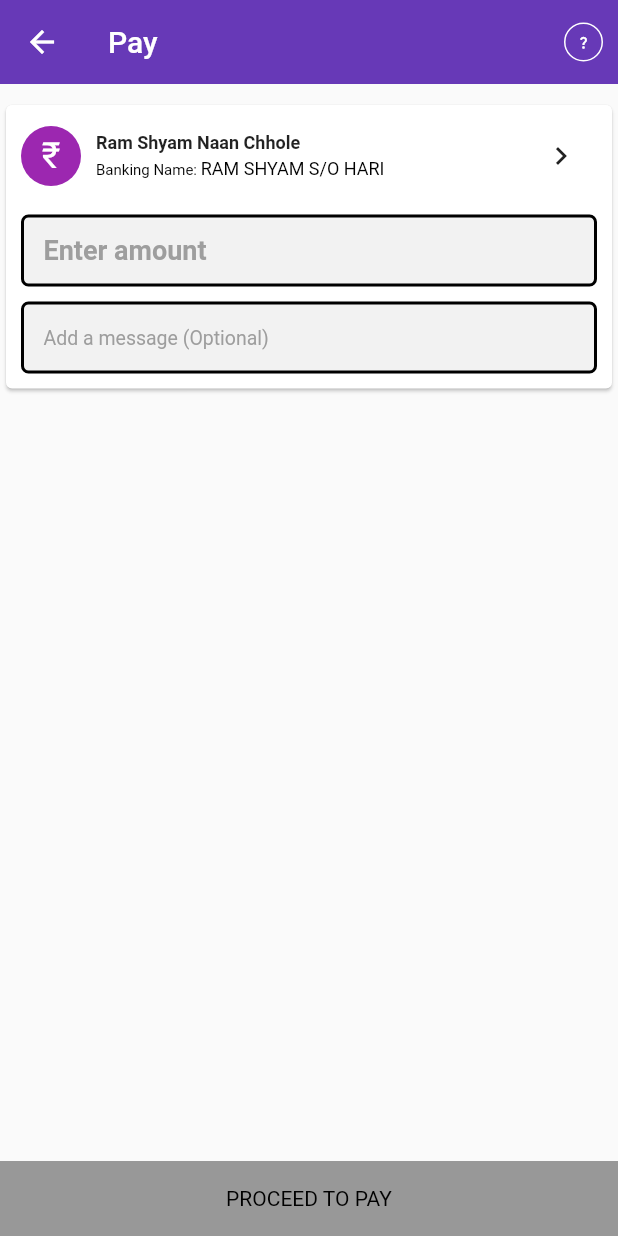
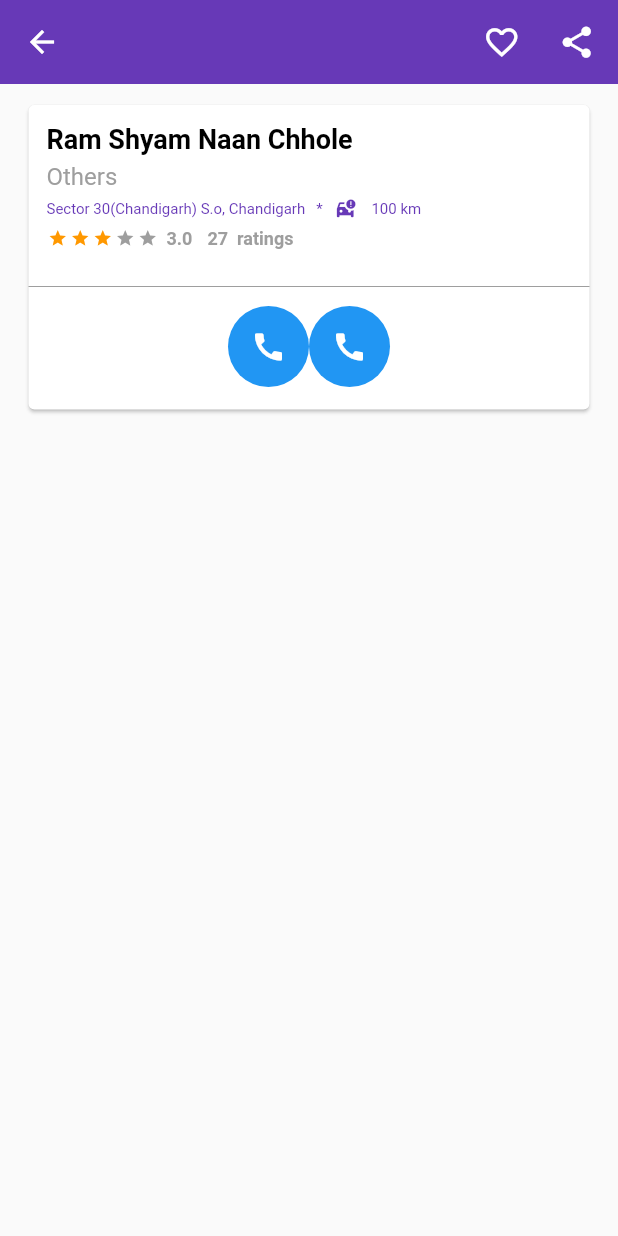
Before and after one commit to Iamdheeraj22/phonepe_design, a Flutter app: the PayScreen screen opened directly, after a tap on the "keyboard arrow right" icon, on a phone screen of 412 x 824 dp. Run offline on Flutter 3.47's test engine with Material 2 defaults, Android fonts, the phone set to English and light mode, and no system bars; drawn by our look-alikes of flutter_rating_bar; our stand-ins replace camera, get, local_auth, vibration.

Commit message:
add ratingbar pungin & designing part 1 Merchant details screen

```diff
--- /dev/null
+++ b/lib/Screens/merchant_details/merchant_details_screen.dart
@@ -0,0 +1,233 @@
+import 'package:flutter/material.dart';
+import 'package:flutter_rating_bar/flutter_rating_bar.dart';
+import 'package:phonepe_design/Utils/Colors.dart';
+import 'package:phonepe_design/Utils/size_config.dart';
+
+class MerchantDetailsScreen extends StatefulWidget {
+  const MerchantDetailsScreen({Key? key}) : super(key: key);
+
+  @override
+  State<MerchantDetailsScreen> createState() => _MerchantDetailsScreenState();
+}
+
+class _MerchantDetailsScreenState extends State<MerchantDetailsScreen> {
+  @override
+  Widget build(BuildContext context) {
+    return SafeArea(
+        child: Scaffold(
+      appBar: AppBar(
+          elevation: 0.0,
+          backgroundColor: primaryBlueColor,
+          leading: BackButton(
+            onPressed: () {
+              Navigator.pop(context);
+            },
+          ),
+          actions: [
+            InkWell(
+              borderRadius: BorderRadius.circular(100.h),
+              onTap: () {},
+              child: Container(
+                margin: EdgeInsets.only(right: 15.w),
+                child: Icon(
+                  Icons.favorite_border,
+                  size: 25.h,
+                ),
+              ),
+            ),
+            SizedBox(
+              width: 10.w,
+            ),
+            InkWell(
+              borderRadius: BorderRadius.circular(100.h),
+              onTap: () {},
+              child: Container(
+                margin: EdgeInsets.only(right: 15.w),
+                child: Icon(
+                  Icons.share,
+                  size: 25.h,
+                ),
+              ),
+            )
+          ]),
+      body: Container(
+        margin: EdgeInsets.symmetric(horizontal: 15.w),
+        width: double.infinity,
+        height: double.infinity,
+        child: SingleChildScrollView(
+            child: Column(
+          mainAxisSize: MainAxisSize.max,
+          children: [
+            SizedBox(
+              height: 10.h,
+            ),
+            //Title bar
+            Card(
+              child: SizedBox(
+                width: double.infinity,
+                child: Column(
+                  children: [
+                    Padding(
+                      padding: EdgeInsets.all(12.h),
+                      child: Column(
+                        crossAxisAlignment: CrossAxisAlignment.start,
+                        children: [
+                          //Merchant name
+                          Text(
+                            'Ram Shyam Naan Chhole',
+                            style: TextStyle(
+                                color: Colors.black,
+                                fontSize: 18.sp,
+                                fontWeight: FontWeight.bold),
+                          ),
+                          SizedBox(
+                            height: 5.h,
+                          ),
+                          Text(
+                            'Others',
+                            style: TextStyle(
+                              color: Colors.grey,
+                              fontSize: 16.sp,
+                            ),
+                          ),
+                          //address
+                          SizedBox(
+                            height: 5.h,
+                          ),
+                          Row(
+                            children: [
+                              RichText(
+                                  text: TextSpan(
+                                      style: TextStyle(
+                                          fontSize: 10.sp,
+                                          color: primaryBlueColor),
+                                      children: const [
+                                    TextSpan(text: 'Sector 30(Chandigarh) S.o'),
+                                    TextSpan(text: ', Chandigarh'),
+                                    TextSpan(text: '   *   ')
+                                  ])),
+                              Icon(
+                                Icons.car_crash,
+                                size: 15.h,
+                                color: primaryBlueColor,
+                              ),
+                              SizedBox(
+                                width: 10.w,
+                              ),
+                              Text(
+                                '100 km',
+                                style: TextStyle(
+                                    fontSize: 10.sp, color: primaryBlueColor),
+                              ),
+                            ],
+                          ),
+                          //Rating bar
+                          SizedBox(
+                            height: 5.h,
+                          ),
+                          Row(
+                            children: [
+                              SizedBox(
+                                child: RatingBar.builder(
+                                  initialRating: 3,
+                                  minRating: 1,
+                                  direction: Axis.horizontal,
+                                  allowHalfRating: false,
+                                  itemSize: 13.h,
+                                  itemCount: 5,
+                                  itemPadding:
+                                      EdgeInsets.symmetric(horizontal: 1.h),
+                                  itemBuilder: (context, _) => Icon(
+                                    Icons.star,
+                                    color: Colors.orange,
+                                    size: 10.h,
+                                  ),
+                                  onRatingUpdate: (rating) {
+                                    print(rating);
+                                  },
+                                ),
+                              ),
+                              SizedBox(
+                                width: 5.w,
+                              ),
+                              Text(
+                                '3.0',
+                                style: TextStyle(
+                                    color: Colors.grey,
+                                    fontSize: 12.sp,
+                                    fontWeight: FontWeight.bold),
+                              ),
+                              SizedBox(
+                                width: 10.w,
+                              ),
+                              Text(
+                                '27  ratings',
+                                style: TextStyle(
+                                    color: Colors.grey,
+                                    fontSize: 12.sp,
+                                    fontWeight: FontWeight.bold),
+                              ),
+                            ],
+                          )
+                        ],
+                      ),
+                    ),
+                    SizedBox(
+                      height: 5.h,
+                    ),
+                    const Divider(
+                      color: Colors.grey,
+                    ),
+                    SizedBox(
+                      height: 5.h,
+                    ),
+                    Row(
+                      mainAxisSize: MainAxisSize.min,
+                      children: [
+                        InkWell(
+                          onTap: () {},
+                          child: Container(
+                            decoration: BoxDecoration(
+                              color: Colors.blue,
+                              borderRadius: BorderRadius.circular(100.h),
+                            ),
+                            padding: EdgeInsets.all(15.h),
+                            child: const Icon(
+                              Icons.call,
+                              color: Colors.white,
+                            ),
+                          ),
+                        ),
+                        SizedBox(
+                          height: 15.h,
+                        ),
+                        InkWell(
+                          borderRadius: BorderRadius.circular(100.h),
+                          onTap: () {},
+                          child: Container(
+                            decoration: BoxDecoration(
+                              color: Colors.blue,
+                              borderRadius: BorderRadius.circular(100.h),
+                            ),
+                            padding: EdgeInsets.all(15.h),
+                            child: const Icon(
+                              Icons.call,
+                              color: Colors.white,
+                            ),
+                          ),
+                        ),
+                      ],
+                    ),
+                    SizedBox(
+                      height: 15.h,
+                    ),
+                  ],
+                ),
+              ),
+            ),
+          ],
+        )),
+      ),
+    ));
+  }
+}
--- a/lib/Screens/pay/pay_screen.dart
+++ b/lib/Screens/pay/pay_screen.dart
@@ -1,4 +1,5 @@
 import 'package:flutter/material.dart';
+import 'package:phonepe_design/Screens/merchant_details/merchant_details_screen.dart';
 import 'package:phonepe_design/Utils/Colors.dart';
 import 'package:phonepe_design/Utils/size_config.dart';
 
@@ -98,10 +99,16 @@ class _PayScreenState extends State<PayScreen> {
                           ]))
                         ],
                       ),
-                      Spacer(),
+                      const Spacer(),
                       IconButton(
-                          onPressed: () {},
-                          icon: Icon(Icons.keyboard_arrow_right))
+                          onPressed: () {
+                            Navigator.push(
+                                context,
+                                MaterialPageRoute(
+                                    builder: (builder) =>
+                                        const MerchantDetailsScreen()));
+                          },
+                          icon: const Icon(Icons.keyboard_arrow_right))
                     ],
                   ),
                   SizedBox(
@@ -179,7 +186,7 @@ class _PayScreenState extends State<PayScreen> {
                 decoration: BoxDecoration(
                     color: (_amountController.text.isEmpty ||
                             _amountController.text == '0')
-                        ? Color.fromARGB(137, 68, 68, 68)
+                        ? const Color.fromARGB(137, 68, 68, 68)
                         : primaryBlueColor),
                 child: Center(
                   child: Text(
--- a/pubspec.yaml
+++ b/pubspec.yaml
@@ -39,6 +39,7 @@ dependencies:
   flutter_screenutil: ^5.6.0
   provider:
   camera: ^0.9.4+5
+  flutter_rating_bar:
   vibration:
 dev_dependencies:
   flutter_test:
```
Also changed, not shown: pubspec.lock.
